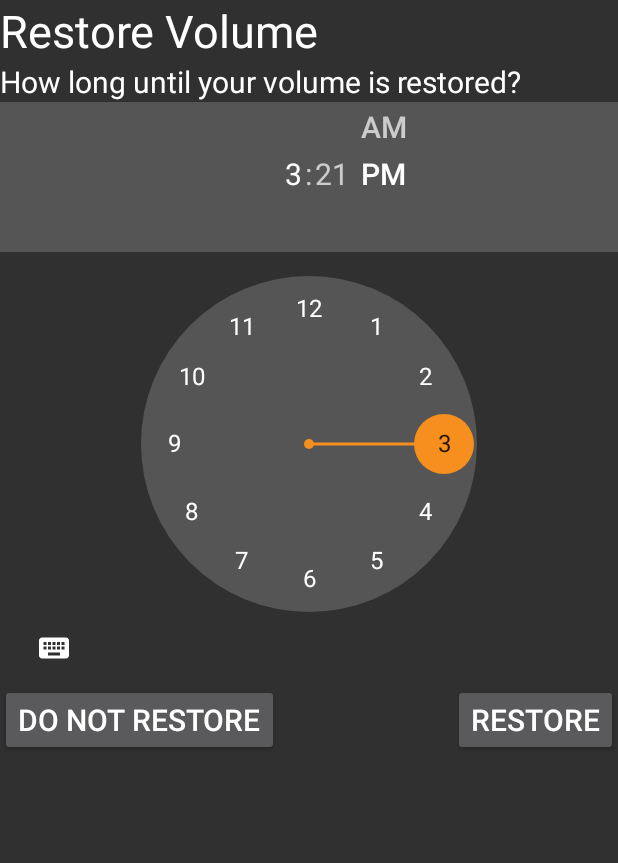
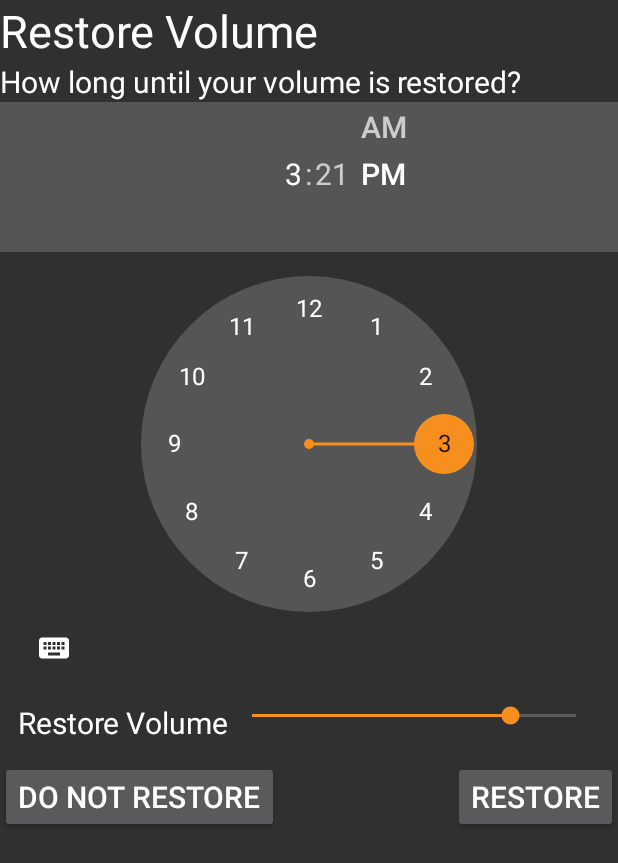
Before and after one commit to cmpickle/Volumize, an Android app: the layout activity_restore_dialog.xml on its own in the app's theme, with its tools: preview values and no code run, on a phone screen of 412 x 824 dp. Shown: the top 863 px of the screen. Run offline under Robolectric (Android 15) with nearby library versions, the phone set to English and light mode, and no system bars.

Commit message:
added volume restore level to the volumerestoredialog

```diff
--- a/app/src/main/java/com/cmpickle/volumize/view/dialogs/VolumeRestoreView.java
+++ b/app/src/main/java/com/cmpickle/volumize/view/dialogs/VolumeRestoreView.java
@@ -6,4 +6,5 @@ package com.cmpickle.volumize.view.dialogs;
  */
 
 public interface VolumeRestoreView {
+    void setMaxVolumeRestoreSeekBar(int max);
 }
--- a/app/src/main/res/layout/activity_restore_dialog.xml
+++ b/app/src/main/res/layout/activity_restore_dialog.xml
@@ -19,6 +19,25 @@
         android:layout_width="wrap_content"
         android:layout_height="wrap_content" />
 
+    <LinearLayout
+        android:layout_width="match_parent"
+        android:layout_height="wrap_content"
+        android:padding="@dimen/element_padding">
+        <TextView
+            android:layout_width="wrap_content"
+            android:layout_height="wrap_content"
+            android:text="@string/restore_volume"/>
+
+        <SeekBar
+            android:id="@+id/seek_bar_volume_restore"
+            android:layout_width="0dp"
+            android:layout_weight="1"
+            android:max="15"
+            android:progress="12"
+            android:layout_height="wrap_content" />
+
+    </LinearLayout>
+
     <RelativeLayout
         android:layout_width="match_parent"
         android:layout_height="wrap_content">
```
Also changed, not shown: app/src/main/java/com/cmpickle/volumize/view/dialogs/VolumeRestoreDialog.java (+20 -1 lines), app/src/main/java/com/cmpickle/volumize/view/dialogs/VolumeRestorePresenter.java (+10 -3 lines).
